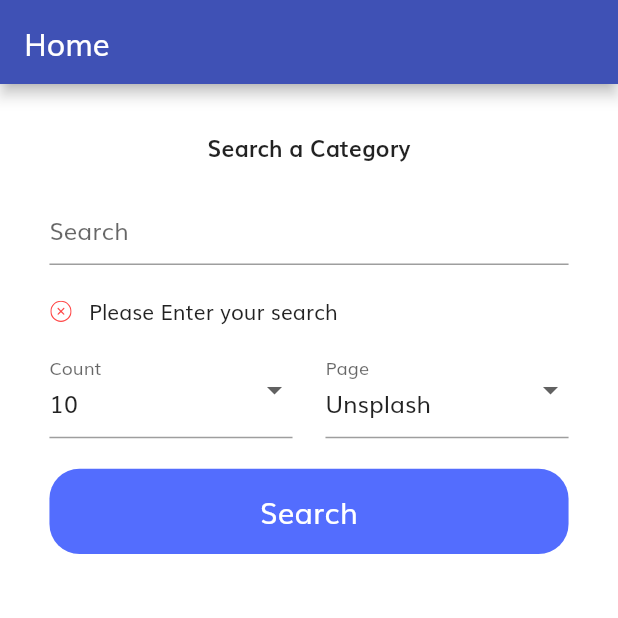
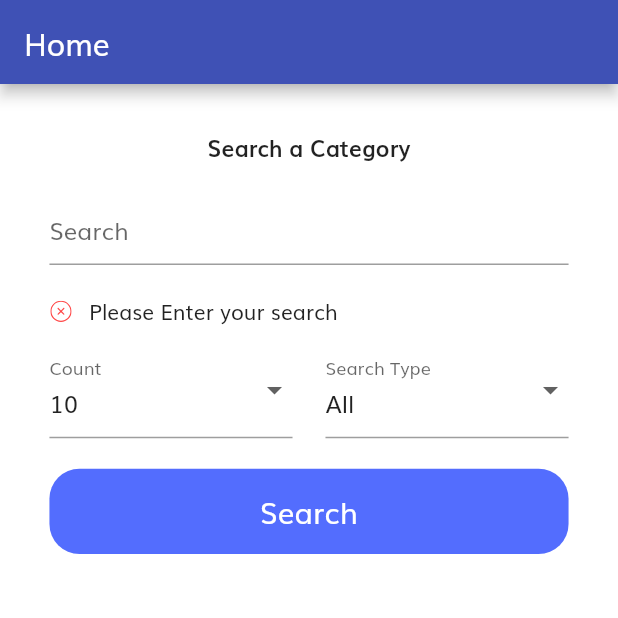
Before and after one commit to canaleal/Blue-Koi-Art-Manager, a Flutter app: the Home screen opened directly, after a tap on "Search", on a phone screen of 412 x 824 dp, the top half of it. Run offline on Flutter 3.47's test engine with Material 2 defaults, Android fonts, the phone set to English and light mode, and no system bars; our stand-ins replace flutter_svg; missing offline and left inert: unsplash_client.

Commit message:
Added the ability to search photos with username

```diff
--- a/lib/screens/home/home.dart
+++ b/lib/screens/home/home.dart
@@ -78,7 +78,7 @@ class _SearchFormState extends State<SearchForm> {
   final _registerFormKey = GlobalKey<FormState>();
 
   String count = '10';
-  String api = 'Unsplash';
+  String searchType = 'All';
 
   String? name;
   final _nameTextController = TextEditingController();
@@ -164,7 +164,8 @@ class _SearchFormState extends State<SearchForm> {
                                 MaterialPageRoute(
                                   builder: (context) => Gallery(
                                       search: _nameTextController.text,
-                                      count: count),
+                                      count: count,
+                                      searchType: searchType,),
                                 ),
                               );
                             }
@@ -236,18 +237,18 @@ class _SearchFormState extends State<SearchForm> {
 
   DropdownButtonFormField buildDropdownAPI() {
     return DropdownButtonFormField(
-      value: api,
+      value: searchType,
       elevation: 16,
       decoration: const InputDecoration(
         fillColor: Colors.indigo,
-        labelText: 'Page',
+        labelText: 'Search Type',
       ),
       onChanged: (newApiValue) {
         setState(() {
-          api = newApiValue!;
+          searchType = newApiValue!;
         });
       },
-      items: <String>['Unsplash', 'Art Station', 'Reactor']
+      items: <String>['All', 'User']
           .map<DropdownMenuItem<String>>((String value) {
         return DropdownMenuItem<String>(
           value: value,
```
Also changed, not shown: lib/screens/gallery/gallery.dart (+20 -4 lines).
